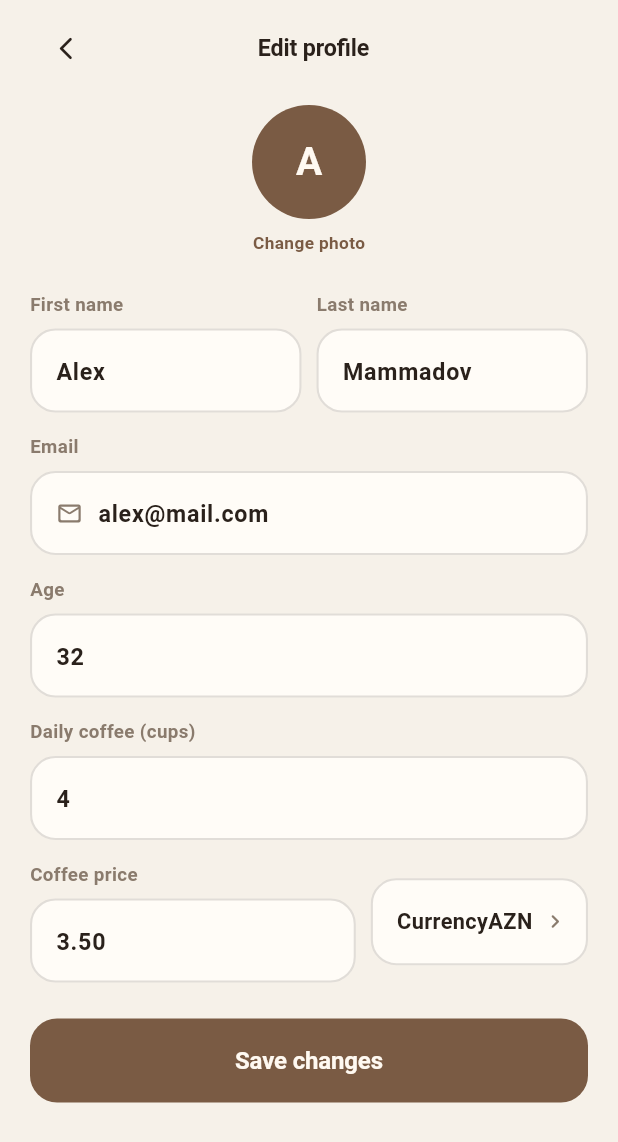
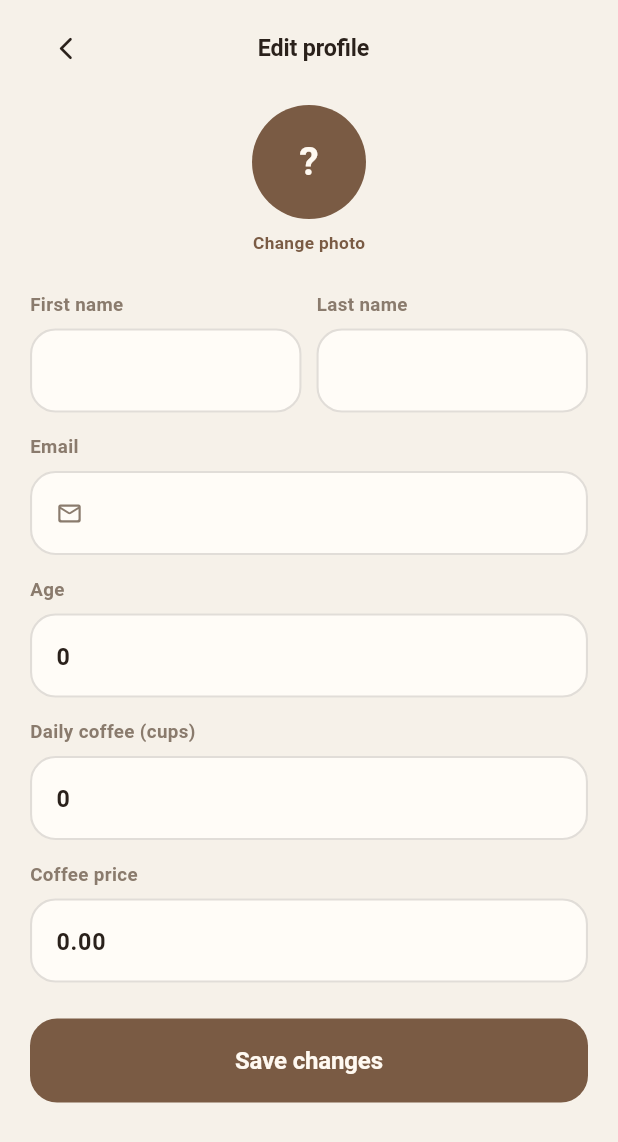
Before and after one commit to imanmammadli/noCoffee, a Flutter app: the EditProfileScreen screen opened by its route, on a phone screen of 412 x 824 dp. Shown: the top 1142 px of the screen. Run offline on Flutter 3.47's test engine with Material 3 defaults, Android fonts, the phone set to English and light mode, and no system bars.

Commit message:
deleting currency logic

```diff
--- a/lib/models.dart
+++ b/lib/models.dart
@@ -117,19 +117,16 @@ class Profile {
   double weightKg;
   int dailyCups;
   double coffeePrice;
-  String currency;
   Profile({
-    this.firstName = 'Alex',
-    this.lastName = 'Mammadov',
-    this.email = 'alex@mail.com',
-    this.age = 32,
-    this.weightKg = 78,
-    this.dailyCups = 4,
-    this.coffeePrice = 3.5,
-    this.currency = 'AZN',
+    this.firstName = '',
+    this.lastName = '',
+    this.email = '',
+    this.age = 0,
+    this.weightKg = 0,
+    this.dailyCups = 0,
+    this.coffeePrice = 0,
   });
 }
-
 class NotificationPrefs {
   bool coffeeReminders = true;
   bool dailyProgress = true;
--- a/lib/screens/achievements_screen.dart
+++ b/lib/screens/achievements_screen.dart
@@ -50,7 +50,7 @@ class AchievementsScreen extends StatelessWidget {
                   crossAxisCount: 2,
                   crossAxisSpacing: 12,
                   mainAxisSpacing: 12,
-                  mainAxisExtent: 140,
+                  mainAxisExtent: 160,
                 ),
                 children: list.map((a) {
                   final on = a.isUnlocked(snap);
--- a/lib/screens/craving_flow.dart
+++ b/lib/screens/craving_flow.dart
@@ -319,7 +319,7 @@ class _CelebrateResisted extends StatelessWidget {
                     ]),
                   ),
                   const SizedBox(height: 12),
-                  InsightCard(icon: Icons.savings_rounded, text: 'That\'s ${app.profile.coffeePrice.toStringAsFixed(2)} ${app.profile.currency} you didn\'t spend today.'),
+                  const InsightCard(icon: Icons.savings_rounded, text: "That's one coffee you didn't buy today."),
                 ]),
               ),
             ),
--- a/lib/screens/edit_profile_screen.dart
+++ b/lib/screens/edit_profile_screen.dart
@@ -17,6 +17,7 @@ class _EditProfileScreenState extends State<EditProfileScreen> {
   late final TextEditingController cups;
   late final TextEditingController price;
   bool initialized = false;
+  bool triedSubmit = false;
 
   @override
   void didChangeDependencies() {
@@ -44,6 +45,12 @@ class _EditProfileScreenState extends State<EditProfileScreen> {
     super.dispose();
   }
 
+  bool get emailValid => RegExp(r'^[^@\s]+@[^@\s]+\.[^@\s]+$').hasMatch(email.text.trim());
+  bool get ageValid => int.tryParse(age.text.trim()) != null && int.parse(age.text.trim()) > 0;
+  bool get priceValid => double.tryParse(price.text.trim()) != null && double.parse(price.text.trim()) >= 0;
+  bool get formValid =>
+      first.text.trim().isNotEmpty && last.text.trim().isNotEmpty && emailValid && ageValid && priceValid;
+
   @override
   Widget build(BuildContext context) {
     final c = context.colors;
@@ -60,7 +67,7 @@ class _EditProfileScreenState extends State<EditProfileScreen> {
                     radius: 38,
                     backgroundColor: c.coffee,
                     child: Text(
-                      first.text.isEmpty ? 'A' : first.text.substring(0, 1).toUpperCase(),
+                      first.text.isEmpty ? '?' : first.text.substring(0, 1).toUpperCase(),
                       style: const TextStyle(color: Color(0xFFFFF9F1), fontWeight: FontWeight.w700, fontSize: 26),
                     ),
                   ),
@@ -70,31 +77,36 @@ class _EditProfileScreenState extends State<EditProfileScreen> {
               ),
               const SizedBox(height: 24),
               Row(children: [
-                Expanded(child: _field(context, 'First name', first)),
+                Expanded(
+                    child: _field(context, 'First name', first,
+                        error: triedSubmit && first.text.trim().isEmpty ? 'Required' : null)),
                 const SizedBox(width: 10),
-                Expanded(child: _field(context, 'Last name', last)),
+                Expanded(
+                    child: _field(context, 'Last name', last,
+                        error: triedSubmit && last.text.trim().isEmpty ? 'Required' : null)),
               ]),
               const SizedBox(height: 14),
-              _field(context, 'Email', email, icon: Icons.mail_outline_rounded),
+              _field(context, 'Email', email,
+                  icon: Icons.mail_outline_rounded,
+                  error: triedSubmit && !emailValid ? 'Enter a valid email' : null),
               const SizedBox(height: 14),
-              _field(context, 'Age', age, numeric: true),
+              _field(context, 'Age', age, numeric: true, error: triedSubmit && !ageValid ? 'Required' : null),
               const SizedBox(height: 14),
               _field(context, 'Daily coffee (cups)', cups, numeric: true),
               const SizedBox(height: 14),
-              Row(children: [
-                Expanded(flex: 3, child: _field(context, 'Coffee price', price, numeric: true)),
-                const SizedBox(width: 10),
-                Expanded(flex: 2, child: TInput(label: 'Currency', value: context.app.profile.currency)),
-              ]),
+              _field(context, 'Coffee price', price,
+                  numeric: true, error: triedSubmit && !priceValid ? 'Required' : null),
               const SizedBox(height: 24),
               TButton('Save changes', onTap: () {
+                setState(() => triedSubmit = true);
+                if (!formValid) return;
                 final p = context.app.profile;
-                p.firstName = first.text;
-                p.lastName = last.text;
-                p.email = email.text;
-                p.age = int.tryParse(age.text) ?? p.age;
-                p.dailyCups = int.tryParse(cups.text) ?? p.dailyCups;
-                p.coffeePrice = double.tryParse(price.text) ?? p.coffeePrice;
+                p.firstName = first.text.trim();
+                p.lastName = last.text.trim();
+                p.email = email.text.trim();
+                p.age = int.parse(age.text.trim());
+                p.dailyCups = int.tryParse(cups.text.trim()) ?? p.dailyCups;
+                p.coffeePrice = double.parse(price.text.trim());
                 context.app.refresh();
                 Navigator.pop(context);
                 showTaperToast(context, 'Profile updated');
@@ -107,8 +119,9 @@ class _EditProfileScreenState extends State<EditProfileScreen> {
   }
 
   Widget _field(BuildContext context, String label, TextEditingController ctrl,
-      {IconData? icon, bool numeric = false}) {
+      {IconData? icon, bool numeric = false, String? error}) {
     final c = context.colors;
+    final hasError = error != null;
     return Column(crossAxisAlignment: CrossAxisAlignment.start, children: [
       Text(label, style: AppText.label(c.inkMuted)),
       const SizedBox(height: 7),
@@ -118,19 +131,24 @@ class _EditProfileScreenState extends State<EditProfileScreen> {
         decoration: BoxDecoration(
             color: c.surface,
             borderRadius: BorderRadius.circular(17),
-            border: Border.all(color: c.line2, width: 1.4)),
+            border: Border.all(color: hasError ? c.danger : c.line2, width: 1.4)),
         child: Row(children: [
           if (icon != null) ...[Icon(icon, size: 18, color: c.inkMuted), const SizedBox(width: 10)],
           Expanded(
             child: TextField(
               controller: ctrl,
-              keyboardType: numeric ? TextInputType.number : TextInputType.text,
+              onChanged: (_) => setState(() {}),
+              keyboardType: numeric ? const TextInputType.numberWithOptions(decimal: true) : TextInputType.text,
               style: AppText.body(c.ink).copyWith(fontWeight: FontWeight.w600, fontSize: 15.5),
               decoration: const InputDecoration(border: InputBorder.none, isDense: true),
             ),
           ),
         ]),
       ),
+      if (hasError) ...[
+        const SizedBox(height: 5),
+        Text(error, style: AppText.tiny(c.danger)),
+      ],
     ]);
   }
 }
--- a/lib/screens/profile_screen.dart
+++ b/lib/screens/profile_screen.dart
@@ -73,8 +73,7 @@ class ProfileScreen extends StatelessWidget {
                   _row(context, Icons.coffee_rounded, 'Daily coffee',
                       '${p.dailyCups} cups'),
                   Divider(color: c.line, height: 1),
-                  _row(context, Icons.attach_money_rounded, 'Coffee price',
-                      '${p.coffeePrice.toStringAsFixed(2)} ${p.currency}'),
+                  _row(context, Icons.attach_money_rounded, 'Coffee price', p.coffeePrice.toStringAsFixed(2)),
                 ]),
               ),
               const SizedBox(height: 12),
--- a/lib/state.dart
+++ b/lib/state.dart
@@ -261,11 +261,7 @@ class AppState extends ChangeNotifier {
             '50 coffees avoided',
             (s) => s.cravingsResisted >= 50,
             (s) => '${s.cravingsResisted} of 50'),
-        Achievement(
-            'saved10',
-            '💰',
-            '10 ${profile.currency} saved',
-            (s) => s.moneySaved >= 10,
+        Achievement('saved10', '💰', 'First 10 saved', (s) => s.moneySaved >= 10,
             (s) => '${s.moneySaved.toStringAsFixed(0)} of 10'),
         Achievement(
             'challenge30',
```
Also changed, not shown: lib/screens/stats_screen.dart (+2 -7 lines).
